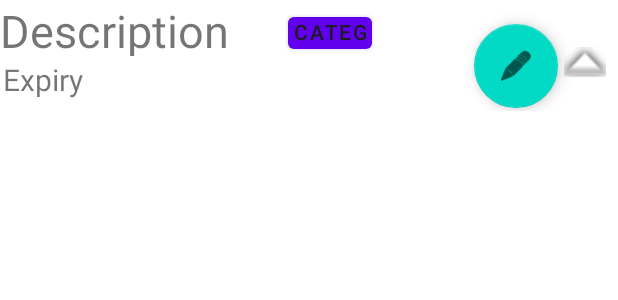
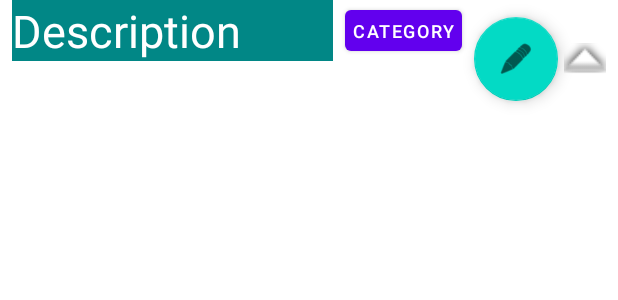
Before and after one commit to CMPUT301F22T08/AndroidImpact, an Android app: the layout ingredient_storage_item.xml on its own in the app's theme, with its tools: preview values and no code run, on a phone screen of 412 x 824 dp. Shown: the top 300 px of the screen. Run offline under Robolectric (Android 15) with nearby library versions, the phone set to English and light mode, and no system bars.

Commit message:
WIP: UI changes

```diff
--- a/app/src/main/res/layout/ingredient_storage_item.xml
+++ b/app/src/main/res/layout/ingredient_storage_item.xml
@@ -14,56 +14,68 @@
 
         <TextView
             android:id="@+id/store_ingredient_description"
-            android:layout_width="194dp"
-            android:layout_height="37dp"
+            android:layout_width="0dp"
+            android:layout_height="wrap_content"
+            android:layout_marginStart="8dp"
+            android:background="@color/teal_700"
             android:padding="0dp"
-            android:paddingTop="10dp"
-            android:text="Description"
+            android:text="@string/description"
+            android:textColor="@color/white"
             android:textSize="30sp"
+            app:layout_constraintEnd_toStartOf="@+id/store_ingredient_category"
+            app:layout_constraintHorizontal_bias="0.0"
             app:layout_constraintStart_toStartOf="parent"
-            app:layout_constraintTop_toTopOf="parent"></TextView>
+            app:layout_constraintTop_toTopOf="parent" />
 
         <Button
             android:id="@+id/store_ingredient_category"
-            android:layout_width="56dp"
-            android:layout_height="33dp"
-            android:layout_marginTop="5dp"
-            android:layout_marginEnd="68dp"
-            android:padding="0dp"
-            android:text="category"
+            android:layout_width="wrap_content"
+            android:layout_height="wrap_content"
+            android:layout_marginStart="8dp"
+            android:layout_marginEnd="8dp"
+            android:minWidth="0dp"
+            android:minHeight="0dp"
+            android:padding="5dp"
+            android:text="@string/category"
+            android:textColor="@color/white"
+            android:textSize="12sp"
+            app:layout_constraintBottom_toBottomOf="@+id/store_ingredient_description"
             app:layout_constraintEnd_toStartOf="@+id/edit_store_ingredient"
+            app:layout_constraintHorizontal_bias="0.0"
+            app:layout_constraintStart_toEndOf="@+id/store_ingredient_description"
             app:layout_constraintTop_toTopOf="parent" />
 
         <com.google.android.material.floatingactionbutton.FloatingActionButton
             android:id="@+id/edit_store_ingredient"
             android:layout_width="wrap_content"
             android:layout_height="wrap_content"
-            android:layout_marginTop="16dp"
             android:layout_marginEnd="40dp"
             android:clickable="true"
+            android:focusable="true"
             android:paddingTop="10dp"
+            app:layout_constraintBottom_toBottomOf="parent"
             app:layout_constraintEnd_toEndOf="parent"
             app:layout_constraintTop_toTopOf="parent"
-            app:srcCompat="@android:drawable/ic_menu_edit" />
+            app:srcCompat="@android:drawable/ic_menu_edit"/>
 
         <TextView
             android:id="@+id/store_ingredient_expiry"
-            android:layout_width="130dp"
+            android:layout_width="wrap_content"
             android:layout_height="38dp"
-            android:layout_marginTop="36dp"
-            android:layout_marginEnd="280dp"
+            android:layout_marginStart="8dp"
             android:paddingTop="3dp"
-            android:text="Expiry"
+            android:text="@string/expiry"
+            android:textColor="@color/white"
             android:textSize="20sp"
-            app:layout_constraintEnd_toEndOf="parent"
-            app:layout_constraintTop_toTopOf="parent" />
+            app:layout_constraintStart_toStartOf="parent"
+            app:layout_constraintTop_toBottomOf="@+id/store_ingredient_description" />
 
         <ImageView
             android:id="@+id/imageView"
             android:layout_width="28dp"
             android:layout_height="28dp"
             android:layout_marginStart="60dp"
-            android:layout_marginTop="28dp"
+            app:layout_constraintBottom_toBottomOf="parent"
             app:layout_constraintStart_toEndOf="@+id/edit_store_ingredient"
             app:layout_constraintStart_toStartOf="@+id/edit_store_ingredient"
             app:layout_constraintTop_toTopOf="parent"
```
